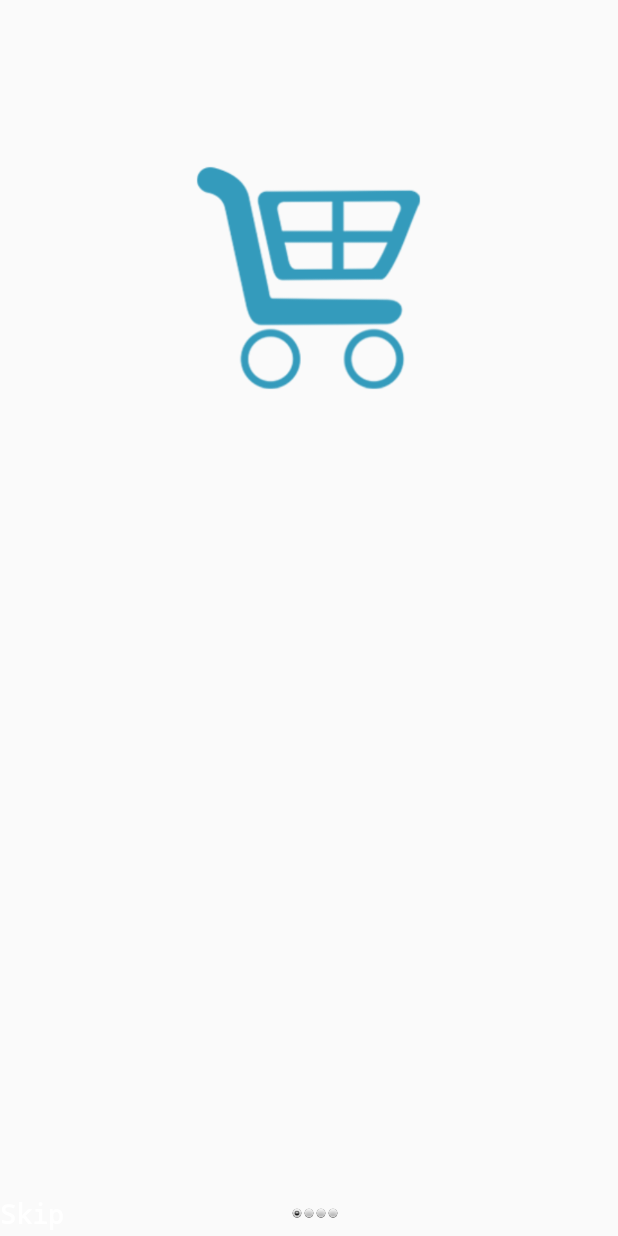
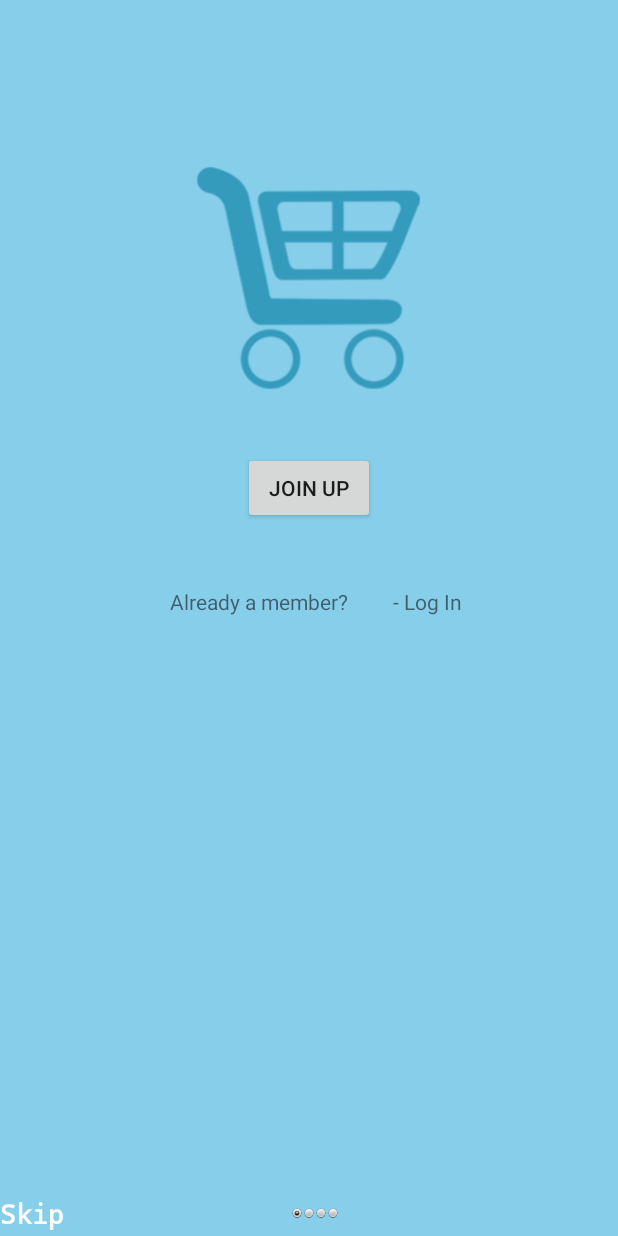
Before and after one commit to NgChiseng/TimePieceApp, an Android app: the screen it shows after launch (TourActivity), on a phone screen of 412 x 824 dp. Run offline under Robolectric (Android 15) with nearby library versions, the phone set to English and light mode, and no system bars.

Commit message:
TPA-01 #comment Fixed NullPointerException error of TourActivity and implemented the executed preferences and the onClick handlers.

```diff
--- a/app/src/main/java/com/idbc/ngchiseng/timepieceapp/TourActivity.java
+++ b/app/src/main/java/com/idbc/ngchiseng/timepieceapp/TourActivity.java
@@ -42,16 +42,19 @@ public class TourActivity extends AppCompatActivity implements View.OnClickListe
      */
     private TextView end;
     private TextView skip;
-    private TextView loginQuestion;
-    private TextView loginLink;
-    private Button joinUp;
-    private ImageView page0;
-    private ImageView page1;
-    private ImageView page2;
-    private ImageView page3;
+    private ImageView dotPage0;
+    private ImageView dotPage1;
+    private ImageView dotPage2;
+    private ImageView dotPage3;
     private ImageView[] dots;
 
-
+    /*  Method that will onCreate the tout activity, link its component, and implements the
+    onClickListener for receive the click request.
+        @date[07/06/2017]
+        @author[ChiSeng Ng]
+        @param [Bundle] savedInstanceState InstanceState of the tour activity.
+        @return [void]
+     */
     @Override
     protected void onCreate(Bundle savedInstanceState) {
         super.onCreate(savedInstanceState);
@@ -66,15 +69,11 @@ public class TourActivity extends AppCompatActivity implements View.OnClickListe
          */
         end = (TextView) findViewById(R.id.end);
         skip = (TextView) findViewById(R.id.skip);
-        loginQuestion = (TextView) findViewById(R.id.login_question);
-        loginLink = (TextView) findViewById(R.id.login_link);
-        joinUp = (Button) findViewById(R.id.join);
-
-        page0 = (ImageView) findViewById(R.id.page0);
-        page1 = (ImageView) findViewById(R.id.page1);
-        page2 = (ImageView) findViewById(R.id.page2);
-        page3 = (ImageView) findViewById(R.id.page3);
-        dots = new ImageView[]{page0, page1, page2, page3};
+        dotPage0 = (ImageView) findViewById(R.id.dot_page0);
+        dotPage1 = (ImageView) findViewById(R.id.dot_page1);
+        dotPage2 = (ImageView) findViewById(R.id.dot_page2);
+        dotPage3 = (ImageView) findViewById(R.id.dot_page3);
+        dots = new ImageView[]{dotPage0, dotPage1, dotPage2, dotPage3};
 
         // Set up the ViewPager with the sections adapter.
         mViewPager = (ViewPager) findViewById(R.id.container);
@@ -128,9 +127,6 @@ public class TourActivity extends AppCompatActivity implements View.OnClickListe
                  */
                 skip.setVisibility(position == 3 ? View.INVISIBLE : View.VISIBLE);
                 end.setVisibility(position == 3 ? View.VISIBLE : View.INVISIBLE);
-                loginQuestion.setVisibility(position == 0 ? View.VISIBLE : View.INVISIBLE);
-                loginLink.setVisibility(position == 0 ? View.VISIBLE : View.INVISIBLE);
-                joinUp.setVisibility(position == 0 ? View.VISIBLE : View.INVISIBLE);
 
             }
 
@@ -150,83 +146,38 @@ public class TourActivity extends AppCompatActivity implements View.OnClickListe
 
         /* --- This will activate the listener to the START button
          */
-        end.setOnClickListener(this);/*new View.OnClickListener() {
-
-              Method that handler the this event handler with the event listener defined, in this
-            case is used for edit the TourSharePreferences's "visited" preference in "true", an start
-            the activity corresponding(MainActivity for now).
-                @date[23/05/2017]
-                @author[ChiSeng Ng]
-                @param [View] view View or widget that represent the START button in this context.
-                @return [void]
-
-            @Override
-            public void onClick(View view) {
-
-                SharedPreferences.Editor editor = getSharedPreferences("Tour", 0).edit();
-                editor.putBoolean("visited", true);
-                editor.apply();
-                Intent i = new Intent(TourActivity.this, MainActivity.class);
-                i.setFlags(Intent.FLAG_ACTIVITY_CLEAR_TOP);
-                startActivity(i);
-                finish();
-            }
-        });
+        end.setOnClickListener(this);
 
         /* --- This will activate the listener to the SKIP button
          */
-        skip.setOnClickListener(this);/*new View.OnClickListener() {
+        skip.setOnClickListener(this);
 
-            /*  Method that handler the this event handler with the event listener defined, in this
-            case is used for edit the TourSharePreferences's "visited" preference in "true", an start
-            the activity corresponding(MainActivity for now).
-                @date[23/05/2017]
-                @author[ChiSeng Ng]
-                @param [View] view View or widget that represent the SKIP button in this context.
-                @return [void]
-
-            @Override
-            public void onClick(View view) {
-
-                SharedPreferences.Editor editor = getSharedPreferences("Tour", 0).edit();
-                editor.putBoolean("visited", true);
-                editor.apply();
-                Intent i = new Intent(TourActivity.this, MainActivity.class);
-                i.setFlags(Intent.FLAG_ACTIVITY_CLEAR_TOP);
-                startActivity(i);
-                finish();
-            }
-        }); */
-
-        joinUp.setOnClickListener(this);
-        loginLink.setOnClickListener(this);
     }
 
+
+    /*  Method that handler the event handler with the event listener defined corresponding, in this
+    case is used for to edit the TimePieceSharePreferences's "executed" preference in "true", and
+    start the activity corresponding.
+        @date[08/06/2017]
+        @author[ChiSeng Ng]
+        @param [View] view View or widget that represent the button corresponding in this context.
+        @return [void]
+    */
     @Override
-    public void onClick(View view){
-        if (view.getId() == R.id.end){
+    public void onClick(View view) {
+        TimePieceSharedPreferences.setExecuted(TourActivity.this, true);
+        if (view.getId() == R.id.end) {
             Intent i = new Intent(TourActivity.this, MainActivity.class);
             i.setFlags(Intent.FLAG_ACTIVITY_CLEAR_TOP);
             startActivity(i);
             finish();
-        } else if (view.getId() == R.id.skip){
-            Intent i = new Intent(TourActivity.this, MainActivity.class);
-            i.setFlags(Intent.FLAG_ACTIVITY_CLEAR_TOP);
-            startActivity(i);
-            finish();
-        } else if (view.getId() == R.id.join){
-            Intent i = new Intent(TourActivity.this, MainActivity.class);
-            i.setFlags(Intent.FLAG_ACTIVITY_CLEAR_TOP);
-            startActivity(i);
-            finish();
-        } else if (view.getId() == R.id.login_link){
+        } else if (view.getId() == R.id.skip) {
             Intent i = new Intent(TourActivity.this, MainActivity.class);
             i.setFlags(Intent.FLAG_ACTIVITY_CLEAR_TOP);
             startActivity(i);
             finish();
         }
     }
-
 
     @Override
     public boolean onCreateOptionsMenu(Menu menu) {
@@ -251,9 +202,10 @@ public class TourActivity extends AppCompatActivity implements View.OnClickListe
     }
 
     /**
-     * A placeholder fragment containing a simple view.
+     * A placeholder fragment containing a simple view used for to change the images and information
+     * of each screen in the tour.
      */
-    public static class PlaceholderFragment extends Fragment {
+    public static class PlaceholderFragment extends Fragment implements View.OnClickListener {
         /**
          * The fragment argument representing the section number for this
          * fragment.
@@ -266,6 +218,9 @@ public class TourActivity extends AppCompatActivity implements View.OnClickListe
         */
         private ImageView img;
         private Integer[] tour_imgs = {R.drawable.products, R.drawable.services, R.drawable.donates, R.drawable.rating};
+        private TextView loginQuestion;
+        private TextView loginLink;
+        private Button joinUp;
 
         public PlaceholderFragment() {
         }
@@ -295,6 +250,23 @@ public class TourActivity extends AppCompatActivity implements View.OnClickListe
                                  Bundle savedInstanceState) {
             View rootView = inflater.inflate(R.layout.fragment_tour, container, false);
 
+            loginQuestion = (TextView) rootView.findViewById(R.id.login_question);
+            loginLink = (TextView) rootView.findViewById(R.id.login_link);
+            joinUp = (Button) rootView.findViewById(R.id.join);
+
+            if (getArguments().getInt(ARG_SECTION_NUMBER) == 1){
+                loginQuestion.setVisibility(View.VISIBLE);
+                loginLink.setVisibility(View.VISIBLE);
+                joinUp.setVisibility(View.VISIBLE);
+
+                loginLink.setOnClickListener(this);
+                joinUp.setOnClickListener(this);
+
+            } else {
+                loginQuestion.setVisibility(View.INVISIBLE);
+                loginLink.setVisibility(View.INVISIBLE);
+                joinUp.setVisibility(View.INVISIBLE);
+            }
             /* ---Declare and link the container widget ImageView, that will contain the background
             image corresponding to show in the tour_imgs array.
              */
@@ -303,7 +275,22 @@ public class TourActivity extends AppCompatActivity implements View.OnClickListe
 
             return rootView;
         }
+
+        @Override
+        public void onClick(View view) {
+            TimePieceSharedPreferences.setExecuted(getContext(), true);
+            if (view.getId() == R.id.join) {
+                Intent i = new Intent(getContext(), MainActivity.class);
+                i.setFlags(Intent.FLAG_ACTIVITY_CLEAR_TOP);
+                startActivity(i);
+            } else if (view.getId() == R.id.login_link) {
+                Intent i = new Intent(getContext(), MainActivity.class);
+                i.setFlags(Intent.FLAG_ACTIVITY_CLEAR_TOP);
+                startActivity(i);
+            }
+        }
     }
+
 
     /**
      * A {@link FragmentPagerAdapter} that returns a fragment corresponding to
@@ -324,7 +311,7 @@ public class TourActivity extends AppCompatActivity implements View.OnClickListe
 
         @Override
         public int getCount() {
-            // Show 3 total pages.
+            // Show 4 total pages.
             return 4;
         }
 
--- a/app/src/main/res/layout/activity_tour.xml
+++ b/app/src/main/res/layout/activity_tour.xml
@@ -12,6 +12,7 @@
         android:id="@+id/container"
         android:layout_width="match_parent"
         android:layout_height="match_parent"
+        android:background="@color/SkyBlue"
         app:layout_behavior="@string/appbar_scrolling_view_behavior" />
 
     <RelativeLayout
@@ -20,17 +21,17 @@
         android:layout_gravity="bottom|center">
 
         <ImageView
-            android:id="@+id/page0"
+            android:id="@+id/dot_page0"
             android:layout_width="8dp"
             android:layout_height="8dp"
 
             app:srcCompat="@android:drawable/radiobutton_on_background"
-            android:layout_alignTop="@+id/page1"
-            android:layout_toLeftOf="@+id/page1"
-            android:layout_toStartOf="@+id/page1" />
+            android:layout_alignTop="@+id/dot_page1"
+            android:layout_toLeftOf="@+id/dot_page1"
+            android:layout_toStartOf="@+id/dot_page1" />
 
         <ImageView
-            android:id="@+id/page1"
+            android:id="@+id/dot_page1"
             android:layout_width="8dp"
             android:layout_height="8dp"
             app:srcCompat="@android:drawable/radiobutton_off_background"
@@ -38,22 +39,22 @@
             android:layout_centerHorizontal="true" />
 
         <ImageView
-            android:id="@+id/page2"
+            android:id="@+id/dot_page2"
             android:layout_width="8dp"
             android:layout_height="8dp"
             app:srcCompat="@android:drawable/radiobutton_off_background"
-            android:layout_alignTop="@+id/page1"
-            android:layout_toRightOf="@+id/page1"
-            android:layout_toEndOf="@+id/page1" />
+            android:layout_alignTop="@+id/dot_page1"
+            android:layout_toRightOf="@+id/dot_page1"
+            android:layout_toEndOf="@+id/dot_page1" />
 
         <ImageView
-            android:id="@+id/page3"
+            android:id="@+id/dot_page3"
             android:layout_width="8dp"
             android:layout_height="8dp"
             app:srcCompat="@android:drawable/radiobutton_off_background"
-            android:layout_alignTop="@+id/page2"
-            android:layout_toRightOf="@+id/page2"
-            android:layout_toEndOf="@+id/page2" />
+            android:layout_alignTop="@+id/dot_page2"
+            android:layout_toRightOf="@+id/dot_page2"
+            android:layout_toEndOf="@+id/dot_page2" />
 
         <TextView
             android:id="@+id/skip"
--- a/app/src/main/res/values/colors.xml
+++ b/app/src/main/res/values/colors.xml
@@ -3,4 +3,5 @@
     <color name="colorPrimary">#3F51B5</color>
     <color name="colorPrimaryDark">#303F9F</color>
     <color name="colorAccent">#FF4081</color>
+    <color name="SkyBlue">#87CEEB</color>
 </resources>
```
